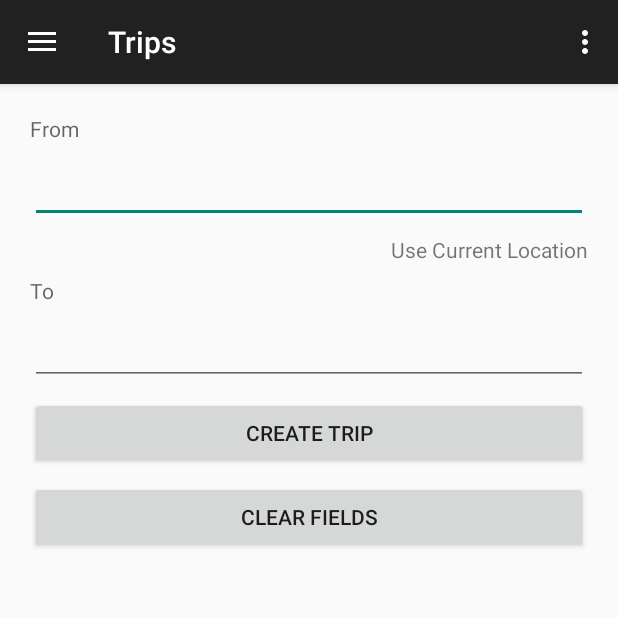
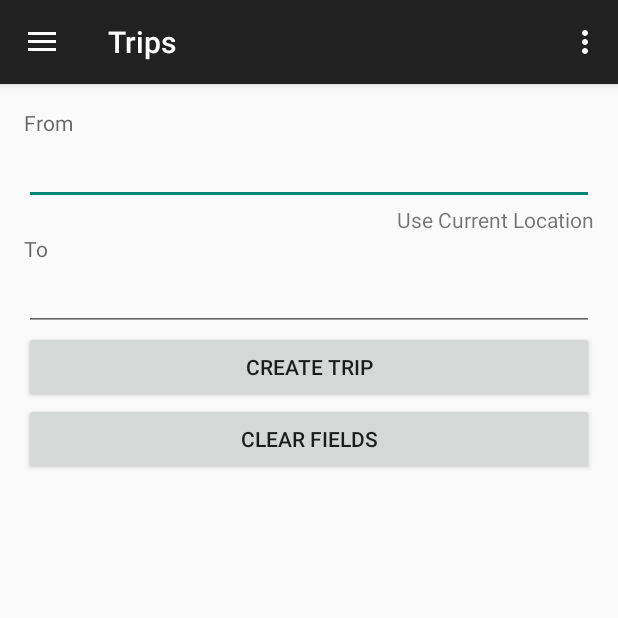
Before and after one commit to eduardgamiao/Transit808, an Android app: the TripPlanner screen opened directly, with no data from a screen before it, on a phone screen of 412 x 824 dp, the top half of it. Run offline under Robolectric (Android 15) with nearby library versions, the phone set to English and light mode, and no system bars.

Commit message:
Layout fixes.
Fixed trip scroll issue.

```diff
--- a/app/src/main/res/layout/trip_planner.xml
+++ b/app/src/main/res/layout/trip_planner.xml
@@ -6,12 +6,12 @@
     android:layout_height="match_parent"
     android:layout_width="match_parent">
 
-<GridLayout
+<LinearLayout
     xmlns:android="http://schemas.android.com/apk/res/android"
     android:layout_width="match_parent"
     android:layout_height="wrap_content"
     android:alignmentMode="alignBounds"
-    android:orientation="horizontal"
+    android:orientation="vertical"
     android:padding="16dp"
     android:useDefaultMargins="true"
     android:columnCount="1">
@@ -19,6 +19,8 @@
     <TextView
         android:id="@+id/from_label"
         android:layout_gravity="fill_horizontal"
+        android:layout_width="wrap_content"
+        android:layout_height="wrap_content"
         android:text="@string/from"
         android:textColor="?android:textColorSecondary"/>
 
@@ -33,6 +35,8 @@
     <TextView
         android:id="@+id/fillFrom"
         android:layout_gravity="end"
+        android:layout_width="wrap_content"
+        android:layout_height="wrap_content"
         android:onClick="loadCurrentLocation"
         android:clickable="true"
         android:text="@string/fill_from"/>
@@ -40,6 +44,8 @@
     <TextView
         android:id="@+id/to_label"
         android:layout_gravity="fill_horizontal"
+        android:layout_width="wrap_content"
+        android:layout_height="wrap_content"
         android:text="@string/to"
         android:textColor="?android:textColorSecondary"/>
 
@@ -53,18 +59,22 @@
     <Button
         android:id="@+id/load_directions"
         android:layout_columnSpan="1"
+        android:layout_width="match_parent"
+        android:layout_height="wrap_content"
         android:layout_gravity="fill_horizontal"
         android:text="@string/load_directions"
         android:onClick="createTrip"/>
 
     <Button
         android:id="@+id/clear_fields"
+        android:layout_width="match_parent"
+        android:layout_height="wrap_content"
         android:layout_columnSpan="1"
         android:layout_gravity="fill_horizontal"
         android:text="@string/clear_fields"
         android:onClick="clearFields"/>
 
-</GridLayout>
+</LinearLayout>
 
     <!-- Navigation Drawer UI -->
     <ListView
```
Also changed, not shown: app/src/main/res/layout/activity_route.xml (+6 -2 lines).
